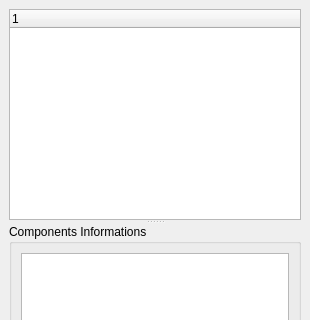
Before: the Qt Designer form src/components/core/componentsManagerUi/ui/Components_Manager_Ui.ui in KelSolaar/sIBL_GUI, drawn with Qt 5; both pictures show x 0 to 310 and y 0 to 320 of the 310 by 490 pixel window.
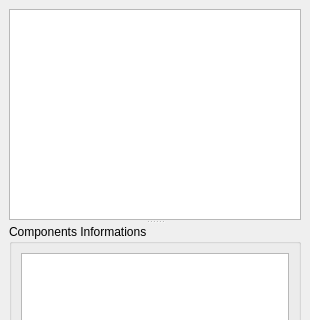
After: the same form once the commit is applied.

Commit message: Qt Model / View integration done in "ComponentsManagerUi" component.

What changed in the file:
```diff
--- a/src/components/core/componentsManagerUi/ui/Components_Manager_Ui.ui
+++ b/src/components/core/componentsManagerUi/ui/Components_Manager_Ui.ui
@@ -20,16 +20,7 @@
       <property name="orientation">
        <enum>Qt::Vertical</enum>
       </property>
-      <widget class="QTreeWidget" name="Components_Manager_Ui_treeWidget">
-       <property name="statusTip">
-        <string>Components Manager Ui Tree : Displays Application Components</string>
-       </property>
-       <column>
-        <property name="text">
-         <string notr="true">1</string>
-        </property>
-       </column>
-      </widget>
+      <widget class="QTreeView" name="Components_Manager_Ui_treeView"/>
       <widget class="QGroupBox" name="Components_Informations_groupBox">
        <property name="title">
         <string>Components Informations</string>
```
The commit also changes 3 other files.
